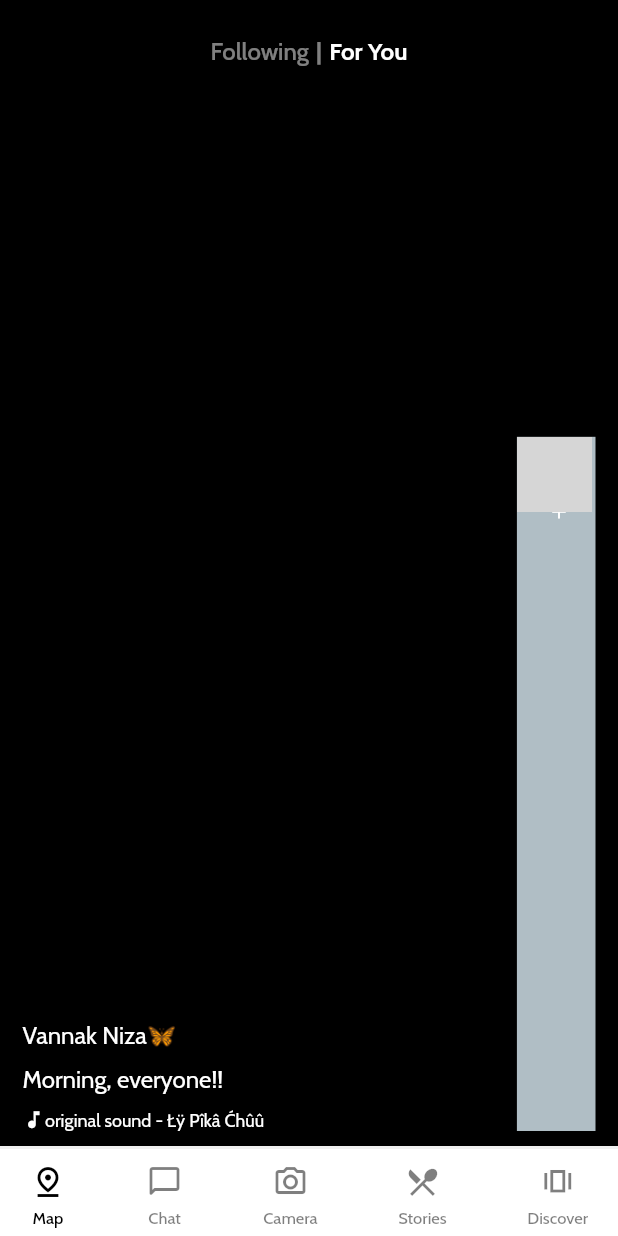
After one commit to nipunh/FreeMeals, a Flutter app: the RootApp screen opened directly, on a phone screen of 412 x 824 dp. The commit adds this screen. Run offline on Flutter 3.47's test engine with Material 2 defaults, Android fonts, the phone set to English and light mode, and no system bars; our stand-ins replace cloud_firestore, connectivity, data_connection_checker, firebase_auth, firebase_core, firebase_messaging and 5 more; missing offline and left inert: encrypt, international_phone_input, launch_review, pointycastle, qr_code_scanner; accounts and stored records are empty; network calls fail; key blocks and very long unbroken strings in the code were emptied for the run; grey boxes are pictures that could not be loaded.

Commit message:
bottombar  and stories

```diff
--- /dev/null
+++ b/lib/config/data_json.dart
@@ -0,0 +1,36 @@
+List items = [
+    {
+      "videoUrl" : "assets/videos/video_1.mp4",
+      "name" : "Vannak Niza🦋",
+      "caption" : "Morning, everyone!!",
+      "songName" : "original sound - Łÿ Pîkâ Ćhûû",
+      "profileImg" : "https://p16-tiktokcdn-com.akamaized.net/aweme/720x720/tiktok-obj/1663771856684033.jpeg",
+      "likes" : "1.5M",
+      "comments" : "18.9K",
+      "shares" : "80K",
+      "albumImg" : "https://images.unsplash.com/photo-1502982899975-893c9cf39028?ixlib=rb-1.2.1&ixid=eyJhcHBfaWQiOjEyMDd9&auto=format&fit=crop&w=800&q=60"
+    },
+    {
+      "videoUrl" : "assets/videos/video_2.mp4",
+      "name" : "Dara Chamroeun",
+      "caption" : "Oops 🙊 #fyp #cambodiatiktok",
+      "songName" : "original sound - 💛💛Khantana 🌟",
+      "profileImg" : "https://p16-tiktokcdn-com.akamaized.net/aweme/720x720/tiktok-obj/ba13e655825553a46b1913705e3a8617.jpeg",
+      "likes" : "4.4K",
+      "comments" : "5.2K",
+      "shares" : "100",
+      "albumImg" : "https://images.unsplash.com/photo-1462804512123-465343c607ee?ixlib=rb-1.2.1&ixid=eyJhcHBfaWQiOjEyMDd9&auto=format&fit=crop&w=668&q=80"
+    },
+    {
+      "videoUrl" : "assets/videos/video_3.mp4",
+      "name" : "9999womenfashion",
+      "caption" : "#블루모드",
+      "songName" : "original sound - 🖤Khün MÄk🇰🇭",
+      "profileImg" : "https://p16-tiktokcdn-com.akamaized.net/aweme/720x720/tiktok-obj/1664576339652610.jpeg",
+      "likes" : "100K",
+      "comments" : "10K",
+      "shares" : "8.5K",
+      "albumImg" : "https://images.unsplash.com/photo-1457732815361-daa98277e9c8?ixlib=rb-1.2.1&ixid=eyJhcHBfaWQiOjEyMDd9&auto=format&fit=crop&w=1650&q=80"
+    },
+
+  ];
--- /dev/null
+++ b/lib/screen/discover_page.dart
@@ -0,0 +1,198 @@
+import 'package:flutter/material.dart';
+import 'package:freemeals/config/data_json.dart';
+
+class DiscoverPage extends StatefulWidget {
+  @override
+  _DiscoverPageState createState() => _DiscoverPageState();
+}
+
+class _DiscoverPageState extends State<DiscoverPage> {
+  @override
+  Widget build(BuildContext context) {
+    var size = MediaQuery.of(context).size;
+    return Container(
+      width: size.width,
+      height: size.height,
+      child: Stack(
+        children: <Widget>[
+          Container(
+            width: size.width,
+            height: size.height,
+            decoration: BoxDecoration(
+              color: Colors.black,
+            ),
+          ),
+          Container(
+            width: size.width,
+            height: size.height,
+            child: SafeArea(
+              child: Padding(
+                padding: const EdgeInsets.only(
+                    top: 25, right: 15, left: 15, bottom: 10),
+                child: Column(
+                  children: <Widget>[
+                    HeaderHomePage(),
+                    Flexible(
+                      child: Row(
+                        crossAxisAlignment: CrossAxisAlignment.start,
+                        children: <Widget>[
+                          LeftPannel(size: size),
+                          Expanded(
+                              child: Container(
+                            height: size.height,
+                            // decoration:
+                            //     BoxDecoration(color: Colors.blueGrey[50]),
+                              child: Column(
+                                children: <Widget>[
+                                  Container(
+                                    height: size.height * 0.3,
+
+                                  ),
+                                  Expanded(
+                                    child: Container(
+                                      decoration: BoxDecoration(
+                                          color: Colors.blueGrey[200]
+                                        ),
+                                        child: Column(
+                                          children: <Widget>[
+                                            getProfile()
+                                          ],
+                                        ),
+                                    ),
+                                  )
+                              ],),
+                            )
+                          )
+                        ],
+                      ),
+                    )
+                  ],
+                ),
+              ),
+            ),
+          ),
+        ],
+      ),
+    );
+  }
+
+  Widget getProfile(){
+    return
+    Container(
+        width: 55,
+        height: 55,
+        child: Stack(
+          children: <Widget>[
+            Container(
+              height: 50,
+              width: 50,
+              decoration: BoxDecoration(
+                border: Border.all(color: Colors.white),
+                shape: BoxShape.circle,
+                image : DecorationImage(
+                  image: NetworkImage(items[0]['profileImg']), fit : BoxFit.cover )
+                )
+              ),
+              Positioned(
+                left: 18,
+                bottom: -5,
+                child: Container(
+                width: 20,
+                height: 20,
+                decoration: BoxDecoration(
+                  shape: BoxShape.circle,
+                  color: Colors.blueGrey[200]
+                ),
+                child: Center(
+                  child: Icon(Icons.add, color: Colors.white, size: 15,),
+                ),
+              ))
+          ],
+        ),
+      );
+  }
+}
+
+
+
+class LeftPannel extends StatelessWidget {
+  const LeftPannel({
+    Key key,
+    @required this.size,
+  }) : super(key: key);
+
+  final Size size;
+
+  @override
+  Widget build(BuildContext context) {
+    return Container(
+      width: size.width * 0.8,
+      height: size.height,
+      decoration:
+          BoxDecoration(color: Colors.black),
+      child: Column(
+        mainAxisAlignment: MainAxisAlignment.end,
+        crossAxisAlignment: CrossAxisAlignment.start,
+        children: <Widget>[
+          Text(
+            items[0]['name'],
+            style: TextStyle(color: Colors.white),
+          ),
+          SizedBox(height: 10),
+          Text(
+            items[0]['caption'],
+            style: TextStyle(color: Colors.white),
+          ),
+          SizedBox(height: 10),
+          Row(
+            children: <Widget>[
+              Icon(Icons.music_note,
+                  color: Colors.white, size: 15),
+              Text(
+                items[0]['songName'],
+                style: TextStyle(
+                    color: Colors.white, fontSize: 12),
+              ),
+            ],
+          ),
+        ],
+      ),
+    );
+  }
+}
+
+class HeaderHomePage extends StatelessWidget {
+  const HeaderHomePage({
+    Key key,
+  }) : super(key: key);
+
+  @override
+  Widget build(BuildContext context) {
+    return Row(
+      mainAxisAlignment: MainAxisAlignment.center,
+      children: [
+        Text("Following",
+            style: TextStyle(
+                color: Colors.white.withOpacity(0.5),
+                fontSize: 16,
+                fontWeight: FontWeight.w500)),
+        SizedBox(
+          width: 5,
+        ),
+        Text("|",
+            style: TextStyle(
+                color: Colors.white.withOpacity(0.5),
+                fontSize: 16,
+                fontWeight: FontWeight.bold)),
+        SizedBox(
+          width: 5,
+        ),
+        Text("For You",
+            style: TextStyle(
+                color: Colors.white,
+                fontSize: 16,
+                fontWeight: FontWeight.bold)),
+      ],
+    );
+  }
+}
--- /dev/null
+++ b/lib/screen/root_app.dart
@@ -0,0 +1,102 @@
+import 'package:flutter/material.dart';
+import 'package:freemeals/screen/discover_page.dart';
+import 'package:freemeals/screen/stories_page.dart';
+
+class RootApp extends StatefulWidget {
+  @override
+  _RootAppState createState() => _RootAppState();
+}
+
+class _RootAppState extends State<RootApp> {
+  int pageIndex = 0;
+
+    List<Widget> pages = [
+    // MapPage(),
+    // ChatPage(),
+    // CameraPage(),
+    // ChatPage(),
+    // StoriesPage(),
+      DiscoverPage(),
+      StoriesPage(),
+      StoriesPage(),
+      StoriesPage(),
+      StoriesPage(),
+
+  ];
+
+  @override
+  Widget build(BuildContext context) {
+    return Scaffold(
+      body: getBody(),
+      bottomNavigationBar: getFooter(),
+    );
+  }
+
+  Widget getBody() {
+    // return pages.elementAt(pageIndex);
+    return IndexedStack(
+      index: pageIndex,
+      children: pages,
+    );
+  }
+
+  Widget getFooter() {
+    List iconItems = [
+      Icons.pin_drop_outlined,
+      Icons.chat_bubble_outline_rounded,
+      Icons.photo_camera_outlined,
+      Icons.local_restaurant_outlined,
+      Icons.amp_stories_outlined,
+    ];
+    List textItems = ["Map", "Chat", "Camera", "Stories", "Discover"];
+    return Container(
+      width: double.infinity,
+      height: 60,
+      decoration: BoxDecoration(
+          color: Colors.white.withOpacity(0.5),
+          border: Border(
+              top:
+                  BorderSide(width: 2, color: Colors.black.withOpacity(0.06)))
+          ),
+      child: Padding(
+        padding:
+            const EdgeInsets.only(left: 20, right: 20, bottom: 5, top: 10),
+        child: Row(
+          crossAxisAlignment: CrossAxisAlignment.start,
+          mainAxisAlignment: MainAxisAlignment.spaceBetween,
+          children: List.generate(textItems.length, (index) {
+            return InkWell(
+                onTap: () {
+                  selectedTab(index);
+                },
+                child: Column(
+                  children: [
+                    Icon(iconItems[index],
+                        color: pageIndex == index
+                            ? Colors.black
+                            : Colors.black.withOpacity(0.5)),
+                    SizedBox(
+                      height: 5,
+                    ),
+                    Text(
+                      textItems[index],
+                      style: TextStyle(
+                          fontSize: 11,
+                          fontWeight: FontWeight.w500,
+                          color: pageIndex == index
+                              ? Colors.black
+                              : Colors.black.withOpacity(0.5)),
+                    )
+                  ],
+                ));
+          }),
+        ),
+      ),
+    );
+  }
+    selectedTab(index) {
+    setState(() {
+      pageIndex = index;
+    });
+  }
+}
--- /dev/null
+++ b/lib/util/bottom_items.dart
@@ -0,0 +1,14 @@
+import 'package:flutter/material.dart';
+import 'package:freemeals/screen/Cafeteria/cateteria_selecttion_screen.dart';
+
+List iconItems = [
+  Icon(Icons.pin_drop_outlined, color: Colors.white,),
+  Icon(Icons.chat_bubble_outline_rounded, color: Colors.white,),
+  Icon(Icons.photo_camera_outlined, color: Colors.white,),
+  Icon(Icons.local_restaurant_outlined, color: Colors.white,),
+  Icon(Icons.amp_stories_outlined, color: Colors.white,)
+];
+
+List textItems = ['Map', 'Chat', 'Camera', 'Restuarants', 'Discover'];
+
+List RouteNames = ['/map', '/chat', '/camera', CafeteriaSelectionScreen(), '/restro-vids'];
--- a/lib/widgets/app_wide/app_wide/material_app.dart
+++ b/lib/widgets/app_wide/app_wide/material_app.dart
@@ -52,8 +52,7 @@ class MatApp extends StatelessWidget {
       home: (error)
           ? SyncronizedErrorScreen()
           : (!initialized)
-              ? FreeMealsSplashScreen()
-              : HandleMain(selectCafe: selectCafe),
+              ? FreeMealsSplashScreen() : HandleMain(selectCafe: selectCafe),
       routes: {
         // VendorListScreen.routeName: (ctx) => VendorListScreen(),
         // VendorItemScreen.routeName: (ctx) => VendorItemScreen(),
```
Also changed, not shown: lib/handle_main.dart (+19 -17 lines), lib/screen/Cafeteria/cateteria_selecttion_screen.dart (+68 -28 lines), lib/screen/stories_page.dart (added, +90 -0 lines), lib/widgets/cafeteria_card.dart (+4 -4 lines), 3 other files.
